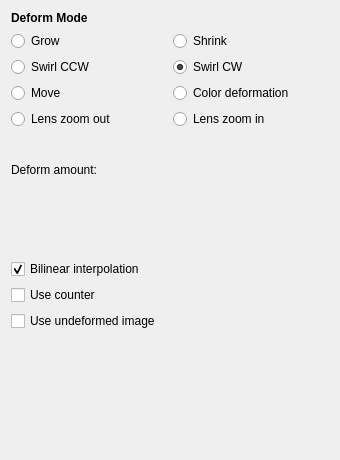
Before: the Qt Designer form plugins/paintops/deform/wdgdeformoptions.ui in KDE/krita, drawn with Qt 5.
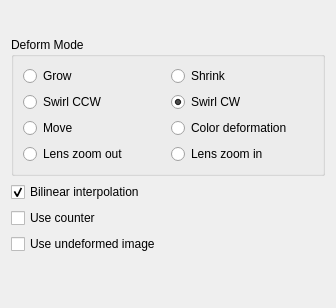
After: the same form once the commit is applied. Custom widgets are drawn as their Qt base class.

Commit message: Update brush editor settins for deform an particle brush engines

The edit to the form file:
```diff
--- a/plugins/paintops/deform/wdgdeformoptions.ui
+++ b/plugins/paintops/deform/wdgdeformoptions.ui
@@ -6,8 +6,8 @@
    <rect>
     <x>0</x>
     <y>0</y>
-    <width>340</width>
-    <height>460</height>
+    <width>336</width>
+    <height>308</height>
    </rect>
   </property>
   <property name="sizePolicy">
@@ -18,25 +18,34 @@
   </property>
   <property name="minimumSize">
    <size>
-    <width>340</width>
-    <height>415</height>
+    <width>50</width>
+    <height>50</height>
    </size>
   </property>
-  <layout class="QGridLayout" name="gridLayout">
-   <item row="0" column="0">
-    <widget class="QLabel" name="deformLabel">
-     <property name="font">
-      <font>
-       <weight>75</weight>
-       <bold>true</bold>
-      </font>
+  <layout class="QVBoxLayout" name="verticalLayout">
+   <item>
+    <widget class="KisDoubleSliderSpinBox" name="deformAmount" native="true">
+     <property name="minimumSize">
+      <size>
+       <width>20</width>
+       <height>20</height>
+      </size>
      </property>
-     <property name="text">
+     <property name="sizeIncrement">
+      <size>
+       <width>1</width>
+       <height>1</height>
+      </size>
+     </property>
+    </widget>
+   </item>
+   <item>
+    <widget class="QGroupBox" name="groupBox">
+     <property name="title">
       <string>Deform Mode</string>
      </property>
-    </widget>
-   </item>
-   <item row="1" column="0">
+     <layout class="QHBoxLayout" name="horizontalLayout">
+      <item>
     <layout class="QGridLayout" name="modesGrid">
      <item row="0" column="0">
       <widget class="QRadioButton" name="growBtn">
@@ -99,67 +108,9 @@
      </item>
     </layout>
    </item>
-   <item row="2" column="0">
-    <layout class="QVBoxLayout" name="verticalLayout">
-     <item>
-      <spacer name="topSpacer">
-       <property name="orientation">
-        <enum>Qt::Vertical</enum>
-       </property>
-       <property name="sizeType">
-        <enum>QSizePolicy::Fixed</enum>
-       </property>
-       <property name="sizeHint" stdset="0">
-        <size>
-         <width>20</width>
-         <height>28</height>
-        </size>
-       </property>
-      </spacer>
-     </item>
-     <item>
-      <layout class="QHBoxLayout" name="deformAmountLayout" stretch="0,1">
-       <item>
-        <widget class="QLabel" name="deformAmountLbl">
-         <property name="font">
-          <font>
-           <weight>50</weight>
-           <bold>false</bold>
-          </font>
-         </property>
-         <property name="text">
-          <string>Deform amount:</string>
-         </property>
-         <property name="alignment">
-          <set>Qt::AlignRight|Qt::AlignTrailing|Qt::AlignVCenter</set>
-         </property>
-        </widget>
-       </item>
-       <item>
-        <widget class="KisDoubleSliderSpinBox" name="deformAmount"/>
-       </item>
-      </layout>
-     </item>
-     <item>
-      <spacer name="middleSpacer">
-       <property name="orientation">
-        <enum>Qt::Vertical</enum>
-       </property>
-       <property name="sizeHint" stdset="0">
-        <size>
-         <width>105</width>
-         <height>13</height>
-        </size>
-       </property>
-      </spacer>
-     </item>
-    </layout>
-   </item>
-   <item row="3" column="0">
-    <layout class="QVBoxLayout" name="qualityLayout">
-     <property name="sizeConstraint">
-      <enum>QLayout::SetMaximumSize</enum>
-     </property>
+     </layout>
+    </widget>
+   </item>
      <item>
       <widget class="QCheckBox" name="interpolationChBox">
        <property name="text">
@@ -184,17 +135,15 @@
        </property>
       </widget>
      </item>
-    </layout>
-   </item>
-   <item row="4" column="0">
+   <item>
     <spacer name="bottomSpacer">
      <property name="orientation">
       <enum>Qt::Vertical</enum>
      </property>
      <property name="sizeHint" stdset="0">
       <size>
-       <width>20</width>
-       <height>100</height>
+       <width>5</width>
+       <height>5</height>
       </size>
      </property>
     </spacer>
```
Lines whose indentation alone changed are shown as unchanged. The commit also changes 6 other files.
